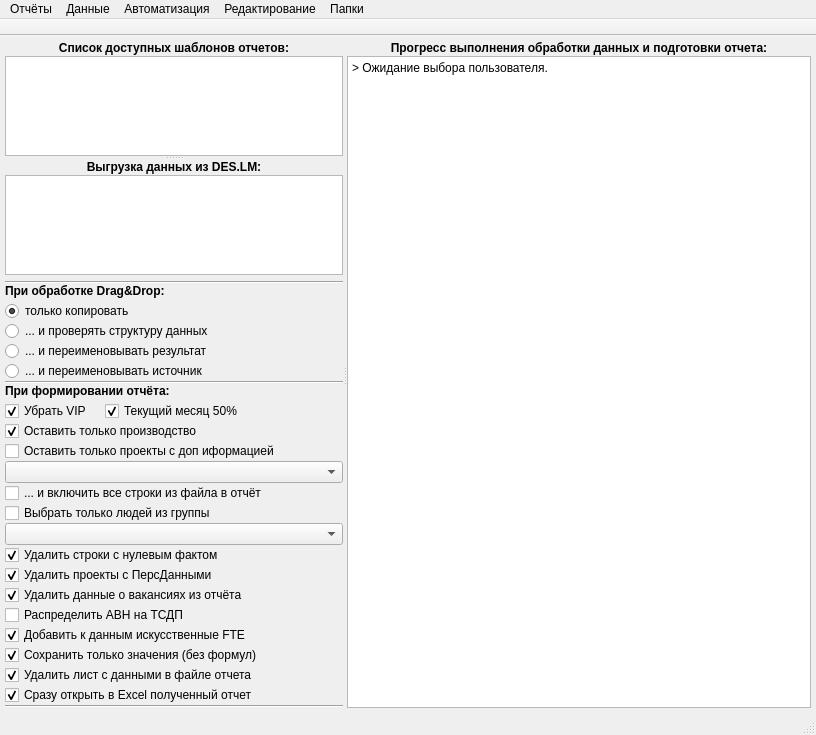
First picture: the form in Qt5Project/Windows.ui, repository DIVIGL1/DES.LM.Reports, before the edit.
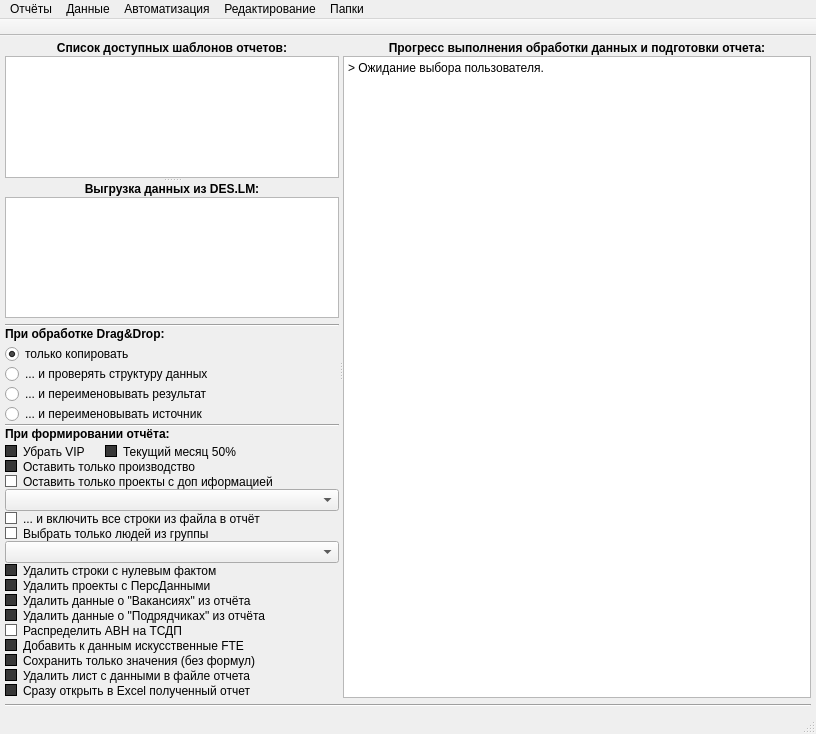
Second picture: the form after the edit.

Commit message: Updated the appearance of the checkboxes.

```diff
--- a/Qt5Project/Windows.ui
+++ b/Qt5Project/Windows.ui
@@ -458,6 +458,20 @@
               <property name="whatsThis">
                <string notr="true"/>
               </property>
+              <property name="styleSheet">
+               <string notr="true">QCheckBox::indicator {
+    border: 1px solid rgb(100, 100, 100);
+    width: 10px;
+    height: 10px;
+    border-radius: 0px;
+    background-color: rgb(255, 255, 255);
+}
+QCheckBox::indicator:checked {
+    border: 1px solid rgb(0, 0, 0);
+    background-color: rgb(55, 55, 55);
+}
+</string>
+              </property>
               <property name="text">
                <string notr="true">Убрать VIP</string>
               </property>
@@ -495,6 +509,20 @@
               <property name="accessibleDescription">
                <string notr="true"/>
               </property>
+              <property name="styleSheet">
+               <string notr="true">QCheckBox::indicator {
+    border: 1px solid rgb(100, 100, 100);
+    width: 10px;
+    height: 10px;
+    border-radius: 0px;
+    background-color: rgb(255, 255, 255);
+}
+QCheckBox::indicator:checked {
+    border: 1px solid rgb(0, 0, 0);
+    background-color: rgb(55, 55, 55);
+}
+</string>
+              </property>
               <property name="text">
                <string notr="true">Текущий месяц 50%</string>
               </property>
@@ -533,6 +561,20 @@
             <property name="accessibleDescription">
              <string notr="true"/>
             </property>
+            <property name="styleSheet">
+             <string notr="true">QCheckBox::indicator {
+    border: 1px solid rgb(100, 100, 100);
+    width: 10px;
+    height: 10px;
+    border-radius: 0px;
+    background-color: rgb(255, 255, 255);
+}
+QCheckBox::indicator:checked {
+    border: 1px solid rgb(0, 0, 0);
+    background-color: rgb(55, 55, 55);
+}
+</string>
+            </property>
             <property name="text">
              <string notr="true">Оставить только производство</string>
             </property>
@@ -562,6 +604,20 @@
             <property name="accessibleDescription">
              <string notr="true"/>
             </property>
+            <property name="styleSheet">
+             <string notr="true">QCheckBox::indicator {
+    border: 1px solid rgb(100, 100, 100);
+    width: 10px;
+    height: 10px;
+    border-radius: 0px;
+    background-color: rgb(255, 255, 255);
+}
+QCheckBox::indicator:checked {
+    border: 1px solid rgb(0, 0, 0);
+    background-color: rgb(55, 55, 55);
+}
+</string>
+            </property>
             <property name="text">
              <string notr="true">Оставить только проекты с доп иформацией</string>
             </property>
@@ -596,6 +652,20 @@
             <property name="statusTip">
              <string notr="true"/>
             </property>
+            <property name="styleSheet">
+             <string notr="true">QCheckBox::indicator {
+    border: 1px solid rgb(100, 100, 100);
+    width: 10px;
+    height: 10px;
+    border-radius: 0px;
+    background-color: rgb(255, 255, 255);
+}
+QCheckBox::indicator:checked {
+    border: 1px solid rgb(0, 0, 0);
+    background-color: rgb(55, 55, 55);
+}
+</string>
+            </property>
             <property name="text">
              <string notr="true">... и включить все строки из файла в отчёт</string>
             </property>
@@ -626,6 +696,20 @@
             <property name="accessibleDescription">
              <string notr="true"/>
             </property>
+            <property name="styleSheet">
+             <string notr="true">QCheckBox::indicator {
+    border: 1px solid rgb(100, 100, 100);
+    width: 10px;
+    height: 10px;
+    border-radius: 0px;
+    background-color: rgb(255, 255, 255);
+}
+QCheckBox::indicator:checked {
+    border: 1px solid rgb(0, 0, 0);
+    background-color: rgb(55, 55, 55);
+}
+</string>
+            </property>
             <property name="text">
              <string notr="true">Выбрать только людей из группы</string>
             </property>
@@ -678,6 +762,20 @@
             <property name="accessibleDescription">
              <string notr="true"/>
             </property>
+            <property name="styleSheet">
+             <string notr="true">QCheckBox::indicator {
+    border: 1px solid rgb(100, 100, 100);
+    width: 10px;
+    height: 10px;
+    border-radius: 0px;
+    background-color: rgb(255, 255, 255);
+}
+QCheckBox::indicator:checked {
+    border: 1px solid rgb(0, 0, 0);
+    background-color: rgb(55, 55, 55);
+}
+</string>
+            </property>
             <property name="text">
              <string notr="true">Удалить строки с нулевым фактом</string>
             </property>
@@ -713,6 +811,20 @@
             <property name="accessibleDescription">
              <string notr="true"/>
             </property>
+            <property name="styleSheet">
+             <string notr="true">QCheckBox::indicator {
+    border: 1px solid rgb(100, 100, 100);
+    width: 10px;
+    height: 10px;
+    border-radius: 0px;
+    background-color: rgb(255, 255, 255);
+}
+QCheckBox::indicator:checked {
+    border: 1px solid rgb(0, 0, 0);
+    background-color: rgb(55, 55, 55);
+}
+</string>
+            </property>
             <property name="text">
              <string notr="true">Удалить проекты с ПерсДанными</string>
             </property>
@@ -748,8 +860,46 @@
             <property name="accessibleDescription">
              <string notr="true"/>
             </property>
+            <property name="styleSheet">
+             <string notr="true">QCheckBox::indicator {
+    border: 1px solid rgb(100, 100, 100);
+    width: 10px;
+    height: 10px;
+    border-radius: 0px;
+    background-color: rgb(255, 255, 255);
+}
+QCheckBox::indicator:checked {
+    border: 1px solid rgb(0, 0, 0);
+    background-color: rgb(55, 55, 55);
+}
+</string>
+            </property>
             <property name="text">
-             <string notr="true">Удалить данные о вакансиях из отчёта</string>
+             <string notr="true">Удалить данные о &quot;Вакансиях&quot; из отчёта</string>
+            </property>
+            <property name="checked">
+             <bool>true</bool>
+            </property>
+           </widget>
+          </item>
+          <item>
+           <widget class="QCheckBox" name="checkBoxDeletePodr">
+            <property name="styleSheet">
+             <string notr="true">QCheckBox::indicator {
+    border: 1px solid rgb(100, 100, 100);
+    width: 10px;
+    height: 10px;
+    border-radius: 0px;
+    background-color: rgb(255, 255, 255);
+}
+QCheckBox::indicator:checked {
+    border: 1px solid rgb(0, 0, 0);
+    background-color: rgb(55, 55, 55);
+}
+</string>
+            </property>
+            <property name="text">
+             <string notr="true">Удалить данные о &quot;Подрядчиках&quot; из отчёта</string>
             </property>
             <property name="checked">
              <bool>true</bool>
@@ -758,6 +908,20 @@
           </item>
           <item>
            <widget class="QCheckBox" name="checkBoxDistributeABH">
+            <property name="styleSheet">
+             <string notr="true">QCheckBox::indicator {
+    border: 1px solid rgb(100, 100, 100);
+    width: 10px;
+    height: 10px;
+    border-radius: 0px;
+    background-color: rgb(255, 255, 255);
+}
+QCheckBox::indicator:checked {
+    border: 1px solid rgb(0, 0, 0);
+    background-color: rgb(55, 55, 55);
+}
+</string>
+            </property>
             <property name="text">
              <string>Распределить АВН на ТСДП</string>
             </property>
@@ -791,6 +955,20 @@
             <property name="accessibleDescription">
              <string notr="true"/>
             </property>
+            <property name="styleSheet">
+             <string notr="true">QCheckBox::indicator {
+    border: 1px solid rgb(100, 100, 100);
+    width: 10px;
+    height: 10px;
+    border-radius: 0px;
+    background-color: rgb(255, 255, 255);
+}
+QCheckBox::indicator:checked {
+    border: 1px solid rgb(0, 0, 0);
+    background-color: rgb(55, 55, 55);
+}
+</string>
+            </property>
             <property name="text">
              <string notr="true">Добавить к данным искусственные FTE</string>
             </property>
@@ -830,6 +1008,20 @@
             <property name="accessibleDescription">
              <string notr="true"/>
             </property>
+            <property name="styleSheet">
+             <string notr="true">QCheckBox::indicator {
+    border: 1px solid rgb(100, 100, 100);
+    width: 10px;
+    height: 10px;
+    border-radius: 0px;
+    background-color: rgb(255, 255, 255);
+}
+QCheckBox::indicator:checked {
+    border: 1px solid rgb(0, 0, 0);
+    background-color: rgb(55, 55, 55);
+}
+</string>
+            </property>
             <property name="text">
              <string notr="true">Сохранить только значения (без формул)</string>
             </property>
@@ -870,6 +1062,20 @@
             <property name="accessibleDescription">
              <string notr="true"/>
             </property>
+            <property name="styleSheet">
+             <string notr="true">QCheckBox::indicator {
+    border: 1px solid rgb(100, 100, 100);
+    width: 10px;
+    height: 10px;
+    border-radius: 0px;
+    background-color: rgb(255, 255, 255);
+}
+QCheckBox::indicator:checked {
+    border: 1px solid rgb(0, 0, 0);
+    background-color: rgb(55, 55, 55);
+}
+</string>
+            </property>
             <property name="text">
              <string notr="true">Удалить лист с данными в файле отчета</string>
             </property>
@@ -910,6 +1116,20 @@
             <property name="accessibleDescription">
              <string notr="true"/>
             </property>
+            <property name="styleSheet">
+             <string notr="true">QCheckBox::indicator {
+    border: 1px solid rgb(100, 100, 100);
+    width: 10px;
+    height: 10px;
+    border-radius: 0px;
+    background-color: rgb(255, 255, 255);
+}
+QCheckBox::indicator:checked {
+    border: 1px solid rgb(0, 0, 0);
+    background-color: rgb(55, 55, 55);
+}
+</string>
+            </property>
             <property name="text">
              <string notr="true">Сразу открыть в Excel полученный отчет</string>
             </property>
@@ -918,13 +1138,6 @@
             </property>
            </widget>
           </item>
-          <item>
-           <widget class="Line" name="line">
-            <property name="orientation">
-             <enum>Qt::Horizontal</enum>
-            </property>
-           </widget>
-          </item>
          </layout>
         </item>
        </layout>
@@ -1013,6 +1226,13 @@
       </widget>
      </widget>
     </item>
+    <item row="1" column="0">
+     <widget class="Line" name="line">
+      <property name="orientation">
+       <enum>Qt::Horizontal</enum>
+      </property>
+     </widget>
+    </item>
    </layout>
   </widget>
   <widget class="QMenuBar" name="menuBar">
```
The commit also changes 2 other files.
